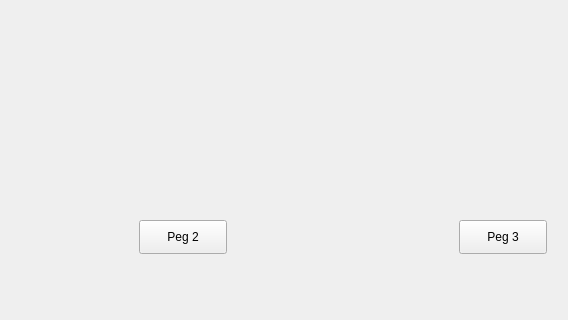
Old version of the form gamewindow.ui in the repository Tauntalus/CSC-4430; both pictures show x 171 to 739 and y 230 to 550 of the 739 by 550 pixel window.
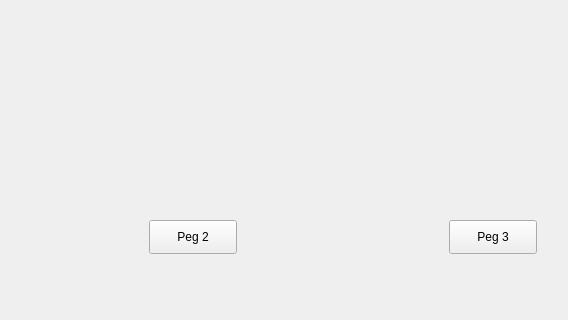
New version of the form.

Patch:
```diff
--- a/gamewindow.ui
+++ b/gamewindow.ui
@@ -29,7 +29,7 @@
   <widget class="QPushButton" name="peg2Button">
    <property name="geometry">
     <rect>
-     <x>310</x>
+     <x>320</x>
      <y>450</y>
      <width>88</width>
      <height>34</height>
@@ -42,7 +42,7 @@
   <widget class="QPushButton" name="peg3Button">
    <property name="geometry">
     <rect>
-     <x>630</x>
+     <x>620</x>
      <y>450</y>
      <width>88</width>
      <height>34</height>
```
